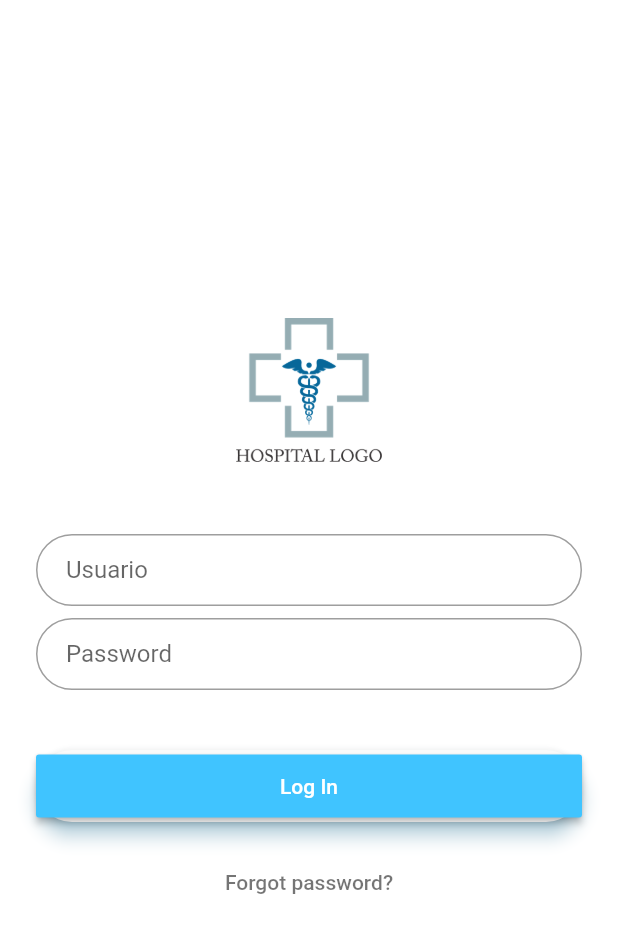
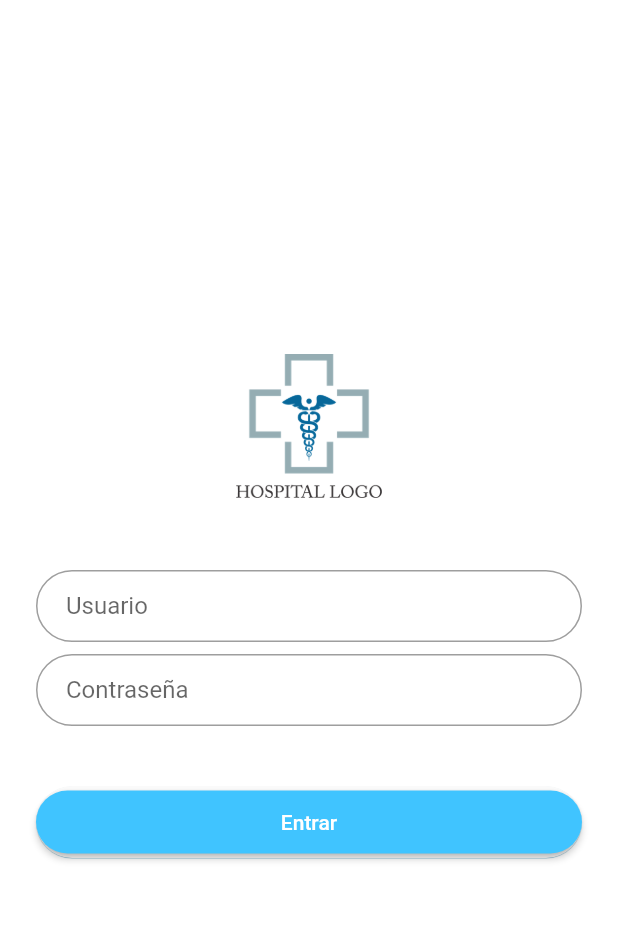
Before and after one commit to bd-st0246/higia, a Flutter app: the screen it shows after launch, on a phone screen of 412 x 824 dp. Shown: the top 933 px of the screen. Run offline on Flutter 3.47's test engine with Material 2 defaults, Android fonts, the phone set to English and light mode, and no system bars; missing offline and left inert: mysql1; statements that could not run were skipped.

Commit message:
solucion apariencia boton entrar

```diff
--- a/lib/login_page.dart
+++ b/lib/login_page.dart
@@ -1,6 +1,7 @@
 
 import 'package:flutter/material.dart';
 import 'home_page.dart';
+import 'package:mysql1/mysql1.dart';
 
 class LoginPage extends StatefulWidget {
   static String tag = 'login-page';
@@ -14,8 +15,8 @@ final _formKey = GlobalKey<FormState>();
 final userValue = new TextEditingController();
 final passwordValue = new TextEditingController();
 bool acceso= false;
-
-
+final conn = await MySqlConnection.connect(new ConnectionSettings(
+host: '192.168.137.1', port: 3306, user: 'root', db: 'testdb'));
 
   @override
 
@@ -64,7 +65,7 @@ bool acceso= false;
       autofocus: false,
       obscureText: true,
       decoration: InputDecoration(
-        hintText: 'Password',
+        hintText: 'Contraseña',
         contentPadding: EdgeInsets.fromLTRB(20.0, 10.0, 20.0, 10.0),
         border: OutlineInputBorder(borderRadius: BorderRadius.circular(32.0)),
       ),
@@ -74,11 +75,14 @@ bool acceso= false;
       padding: EdgeInsets.symmetric(vertical: 16.0),
       child: Material(
         borderRadius: BorderRadius.circular(30.0),
-        shadowColor: Colors.lightBlueAccent.shade100,
-        elevation: 5.0,
+        shadowColor: Colors.lightBlueAccent,
+        elevation: 0.2,
         child: MaterialButton(
           minWidth: 200.0,
           height: 42.0,
+          shape: RoundedRectangleBorder(
+            borderRadius: BorderRadius.circular(30.0)
+          ),
           onPressed: () {
             //fetchPost(userValue,passwordValue);
             if (_formKey.currentState.validate()) {
@@ -86,17 +90,12 @@ bool acceso= false;
             }
           },
           color: Colors.lightBlueAccent,
-          child: Text('Log In', style: TextStyle(color: Colors.white)),
+
+          child: Text('Entrar', style: TextStyle(color: Colors.white)),
         ),
       ),
     );
     }
-    final forgotLabel = FlatButton(
-      child: Text('Forgot password?',
-      style: TextStyle(color: Colors.black54),
-      ),
-      onPressed: (){},
-    );
     return Scaffold(
       backgroundColor: Colors.white,
       body: Builder(
@@ -114,7 +113,6 @@ bool acceso= false;
             password,
             SizedBox(height: 24.0),
             _buildLoginButton(context),
-            forgotLabel
           ],
         ), )),
       ),
--- a/pubspec.yaml
+++ b/pubspec.yaml
@@ -19,6 +19,7 @@ environment:
 dependencies:
   flutter:
     sdk: flutter
+  mysql1: ^0.17.0
 
   # The following adds the Cupertino Icons font to your application.
   # Use with the CupertinoIcons class for iOS style icons.
```
Also changed, not shown: pubspec.lock.
